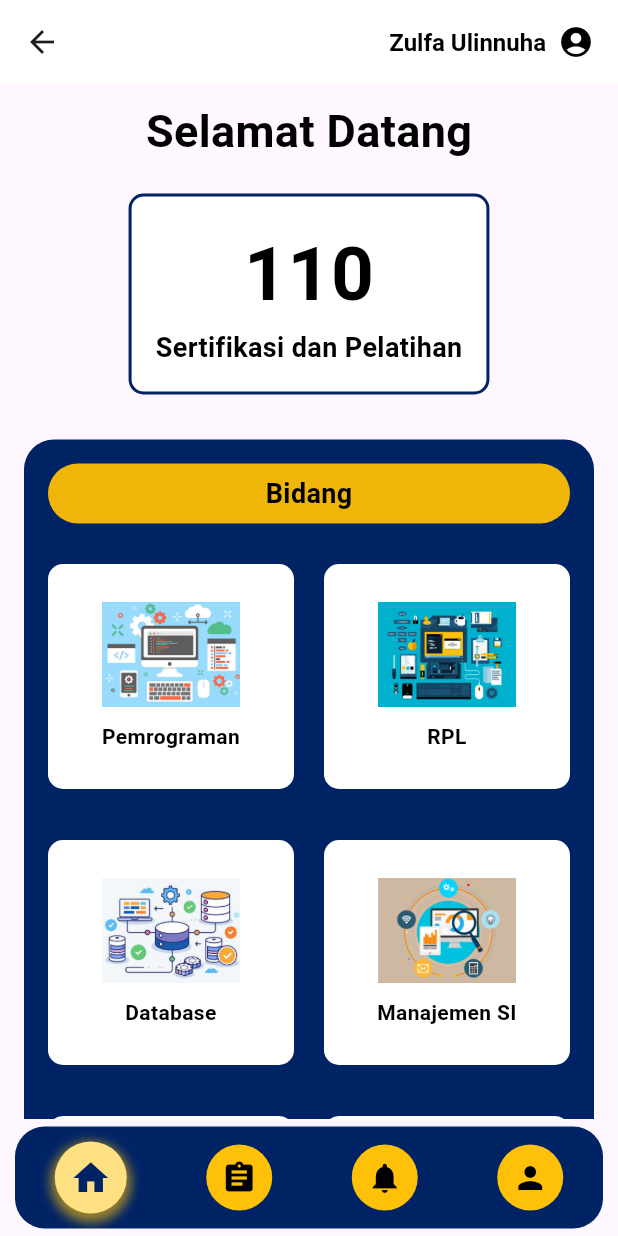
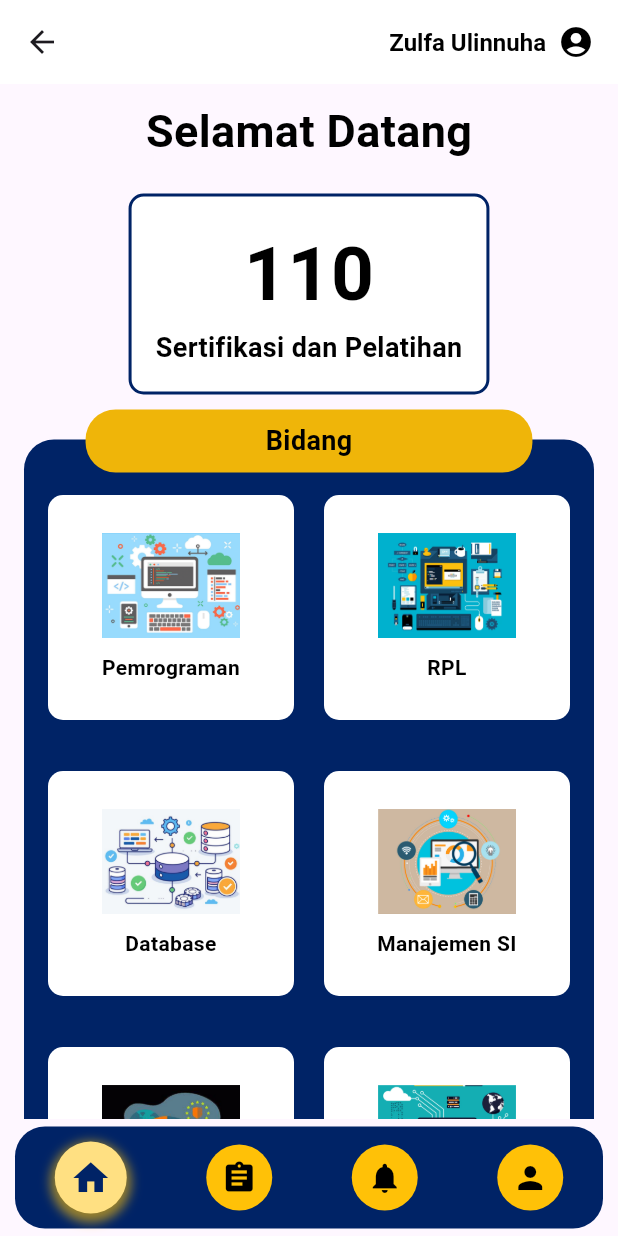
Before and after one commit to Syffafirdausyahhaniputra/hello_world, a Flutter app: the PimpinanPage screen opened directly, on a phone screen of 412 x 824 dp. Run offline on Flutter 3.47's test engine with Material 3 defaults, Android fonts, the light colour scheme and no system bars; our stand-ins replace google_fonts.

Commit message:
modifikasi dashboard pimpinan

```diff
--- a/lib/pimpinan.dart
+++ b/lib/pimpinan.dart
@@ -107,39 +107,40 @@ class _PimpinanPageState extends State<PimpinanPage> {
   }
 
 Widget _buildBidangSection() {
-    return Container(
+  return Stack(
+    clipBehavior: Clip.none, // Agar teks bisa keluar dari container biru
+    children: [
+      Container(
         decoration: BoxDecoration(
-        color: const Color(0xFF002366), // Outer blue container color
+          color: const Color(0xFF002366), // Warna biru untuk container
           borderRadius: BorderRadius.circular(20),
         ),
-      padding: const EdgeInsets.all(16.0),
-      child: Column(
-        children: [
-          Stack(
-            alignment: Alignment.center,
-            children: [
-              Container(
-                width: double.infinity, // Make sure the box stretches horizontally
-                height: 40, // Set a fixed height for the yellow box
+        padding: const EdgeInsets.only(top: 30.0, left: 16.0, right: 16.0, bottom: 16.0),
+        child: _buildGridCategories(), // Isi dengan grid categories
+      ),
+      Positioned(
+        top: -20, // Agar setengah teks berada di luar container
+        left: 16, // Posisi teks di bagian kiri container
+        right: 16, // Tambahkan jarak pada kanan agar center
+        child: Center(
+          child: Container(
+            padding: const EdgeInsets.symmetric(horizontal: 120.0, vertical: 8.0),
             decoration: BoxDecoration(
-                  color: const Color(0xFFEFB509), // Yellow background for "Bidang" title
-                  borderRadius: BorderRadius.circular(20), // Rounded corners to match the image
+              color: const Color(0xFFEFB509), // Warna kuning untuk teks "Bidang"
+              borderRadius: BorderRadius.circular(20), // Membuat sudut membulat
             ),
-              ),
-              const Text(
+            child: const Text(
               'Bidang',
               style: TextStyle(
                 fontSize: 18,
                 fontWeight: FontWeight.bold,
-                  color: Colors.black, // Black text color for title
+                color: Colors.black, // Warna teks hitam
+              ),
+            ),
+          ),
         ),
       ),
     ],
-          ),
-          const SizedBox(height: 20),
-          _buildGridCategories(), // Build the grid inside the blue container
-        ],
-      ),
   );
 }
 
```
Lines whose indentation alone changed are shown as unchanged.
